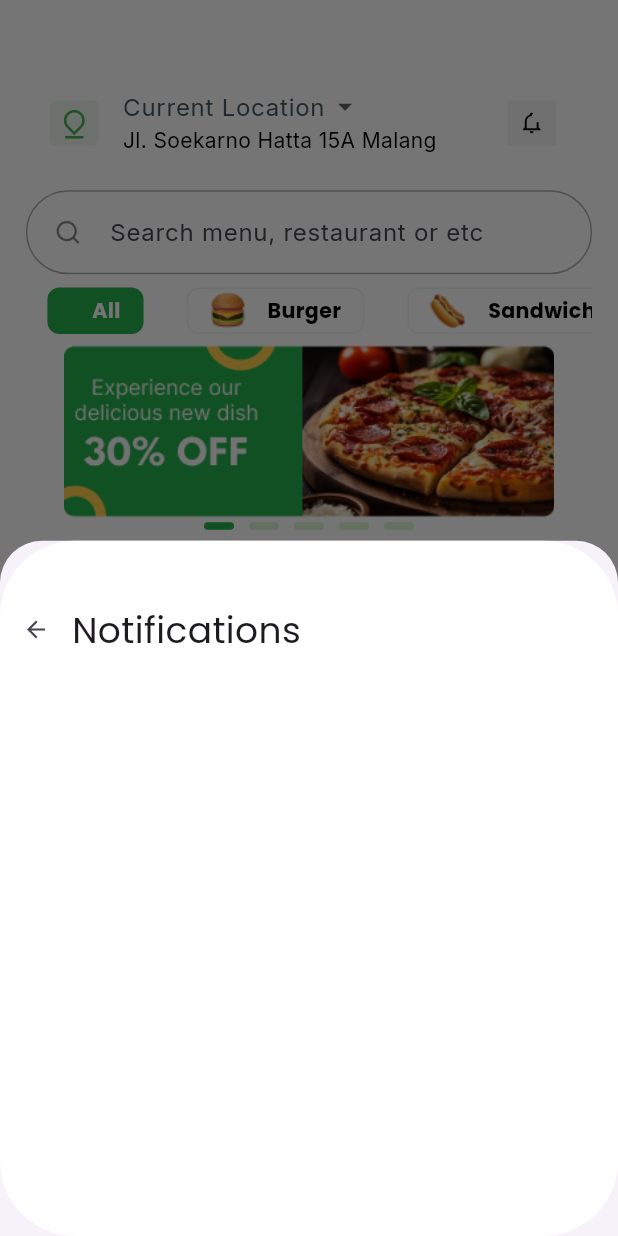
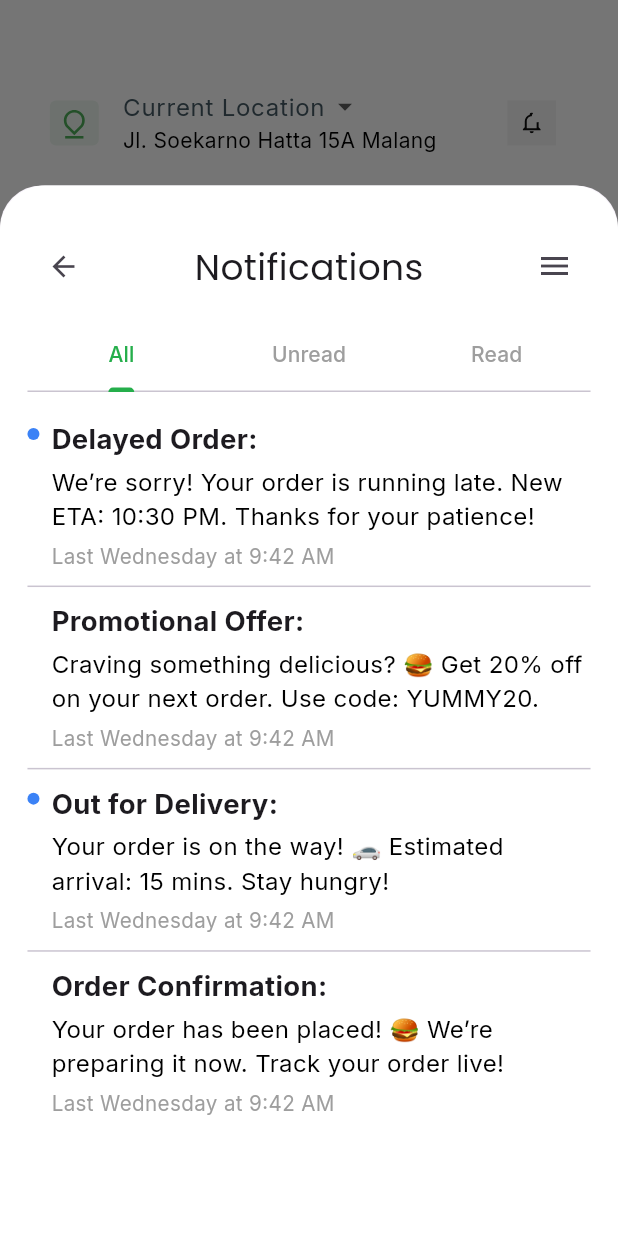
Before and after one commit to iBinaryBeats/foodtek, a Flutter app: the HomeScreen screen opened directly, after a tap on an icon or button, on a phone screen of 412 x 824 dp. Run offline on Flutter 3.47's test engine with Material 3 defaults, Android fonts, the phone set to English and light mode, and no system bars; our stand-ins replace country_code_picker, device_preview, flutter_screenutil, flutter_secure_storage, flutter_svg, pin_code_fields; accounts and stored records are empty; Roboto replaces fonts that are missing (Poppins-Regular).

Commit message:
section 3 notifications done favourite screen left

```diff
--- a/lib/features/dashboard/presentation/screens/home_screen.dart
+++ b/lib/features/dashboard/presentation/screens/home_screen.dart
@@ -148,8 +148,8 @@ class HomeScreen extends StatelessWidget {
                   decoration: BoxDecoration(color: AppColors.lightGrey),
                   child: IconButton(
                     onPressed: () {
-                      //TODO:BottomSheet
                       showModalBottomSheet(
+                        isScrollControlled: true,
                         context: context,
                         builder: (context) {
                           return NotificationBottomSheet(
--- a/lib/features/widgets/bottomsheet/notification_bottom_sheet.dart
+++ b/lib/features/widgets/bottomsheet/notification_bottom_sheet.dart
@@ -1,42 +1,79 @@
 import 'package:flutter/material.dart';
 import 'package:flutter_screenutil/flutter_screenutil.dart';
-import 'package:flutter_svg/flutter_svg.dart';
 
-import '../../../core/utils/responsive.dart';
+import '../../../core/utils/app_colors.dart';
 
 class NotificationBottomSheet extends StatelessWidget {
   final String title;
 
-  const NotificationBottomSheet({Key? key, required this.title})
-    : super(key: key);
+  NotificationBottomSheet({Key? key, required this.title}) : super(key: key);
+
+  final responseBlue = const Color(0xFF3B82F6);
+
+  final List<Map<String, dynamic>> notifications = const [
+    {
+      'title': 'Delayed Order:',
+      'content':
+          'We’re sorry! Your order is running late. New ETA: 10:30 PM. Thanks for your patience!',
+      'timestamp': 'Last Wednesday at 9:42 AM',
+      'unread': true,
+    },
+    {
+      'title': 'Promotional Offer:',
+      'content':
+          'Craving something delicious? 🍔 Get 20% off on your next order. Use code: YUMMY20.',
+      'timestamp': 'Last Wednesday at 9:42 AM',
+      'unread': false,
+    },
+    {
+      'title': 'Out for Delivery:',
+      'content':
+          'Your order is on the way! 🚗 Estimated arrival: 15 mins. Stay hungry!',
+      'timestamp': 'Last Wednesday at 9:42 AM',
+      'unread': true,
+    },
+    {
+      'title': 'Order Confirmation:',
+      'content':
+          'Your order has been placed! 🍔 We’re preparing it now. Track your order live!',
+      'timestamp': 'Last Wednesday at 9:42 AM',
+      'unread': false,
+    },
+  ];
+
+  List<Map<String, dynamic>> _getFilteredNotifications(String type) {
+    if (type == 'Unread') {
+      return notifications.where((n) => n['unread'] == true).toList();
+    } else if (type == 'Read') {
+      return notifications.where((n) => n['unread'] == false).toList();
+    }
+    return notifications;
+  }
 
   @override
   Widget build(BuildContext context) {
-    return Container(
-      decoration: BoxDecoration(
+    return DefaultTabController(
+      length: 3,
+      child: Container(
+        padding: EdgeInsets.symmetric(horizontal: 16.w),
+        decoration: const BoxDecoration(
           color: Colors.white,
-        borderRadius: BorderRadius.circular(50),
+          borderRadius: BorderRadius.vertical(top: Radius.circular(30)),
         ),
-      constraints: BoxConstraints(
-        minHeight: responsiveHeight(context, 550),
-        minWidth: responsiveWidth(context, 430),
-      ),
+        height: MediaQuery.of(context).size.height * 0.85,
         child: Column(
-        crossAxisAlignment: CrossAxisAlignment.center,
-        mainAxisSize: MainAxisSize.min,
+          crossAxisAlignment: CrossAxisAlignment.start,
           children: [
-          SizedBox(height: responsiveHeight(context, 25)),
-          //      SvgPicture.asset(iconPath),
-          SizedBox(height: responsiveHeight(context, 15)),
+            SizedBox(height: 25.h),
             Row(
+              mainAxisAlignment: MainAxisAlignment.spaceBetween,
               children: [
                 IconButton(
                   onPressed: () {
                     Navigator.pop(context);
                   },
-                icon: Icon(Icons.arrow_back, size: 18),
+                  icon: const Icon(Icons.arrow_back, size: 22),
                 ),
-
                 Center(
                   child: Text(
                     title,
@@ -47,16 +84,93 @@ class NotificationBottomSheet extends StatelessWidget {
                     ),
                   ),
                 ),
+                IconButton(
+                  onPressed: () {
+                    //TODO
+                  },
+                  icon: Icon(Icons.menu),
+                ),
               ],
             ),
-          SizedBox(height: responsiveHeight(context, 15)),
-          // Text(
-          //   message,
-          //   style: TextStyle(fontSize: 16.sp, color: Colors.black),
-          //   textAlign: TextAlign.center,
-          // ),
-          SizedBox(height: responsiveHeight(context, 25)),
+            SizedBox(height: 10.h),
+            TabBar(
+              indicatorColor: AppColors.green,
+              labelColor: AppColors.green,
+              unselectedLabelColor: Colors.grey,
+              tabs: const [
+                Tab(text: 'All'),
+                Tab(text: 'Unread'),
+                Tab(text: 'Read'),
               ],
+            ),
+            SizedBox(height: 15.h),
+            Expanded(
+              child: TabBarView(
+                children:
+                    ['All', 'Unread', 'Read'].map((type) {
+                      final filteredList = _getFilteredNotifications(type);
+                      return ListView.separated(
+                        itemCount: filteredList.length,
+                        separatorBuilder: (_, __) => const Divider(height: 20),
+                        itemBuilder: (context, index) {
+                          final notif = filteredList[index];
+                          return Row(
+                            crossAxisAlignment: CrossAxisAlignment.start,
+                            children: [
+                              if (notif['unread'])
+                                Container(
+                                  width: 8,
+                                  height: 8,
+                                  margin: const EdgeInsets.only(
+                                    top: 6,
+                                    right: 8,
+                                  ),
+                                  decoration: BoxDecoration(
+                                    color: responseBlue,
+                                    shape: BoxShape.circle,
+                                  ),
+                                )
+                              else
+                                const SizedBox(width: 16),
+                              Expanded(
+                                child: Column(
+                                  crossAxisAlignment: CrossAxisAlignment.start,
+                                  children: [
+                                    Text(
+                                      notif['title'],
+                                      style: TextStyle(
+                                        fontWeight: FontWeight.bold,
+                                        fontSize: 16.sp,
+                                      ),
+                                    ),
+                                    SizedBox(height: 4.h),
+                                    Text(
+                                      notif['content'],
+                                      style: TextStyle(
+                                        fontSize: 14.sp,
+                                        color: Colors.black,
+                                      ),
+                                    ),
+                                    SizedBox(height: 4.h),
+                                    Text(
+                                      notif['timestamp'],
+                                      style: TextStyle(
+                                        fontSize: 12.sp,
+                                        color: Colors.grey,
+                                      ),
+                                    ),
+                                  ],
+                                ),
+                              ),
+                            ],
+                          );
+                        },
+                      );
+                    }).toList(),
+              ),
+            ),
+          ],
+        ),
       ),
     );
   }
```
Lines whose indentation alone changed are shown as unchanged.
